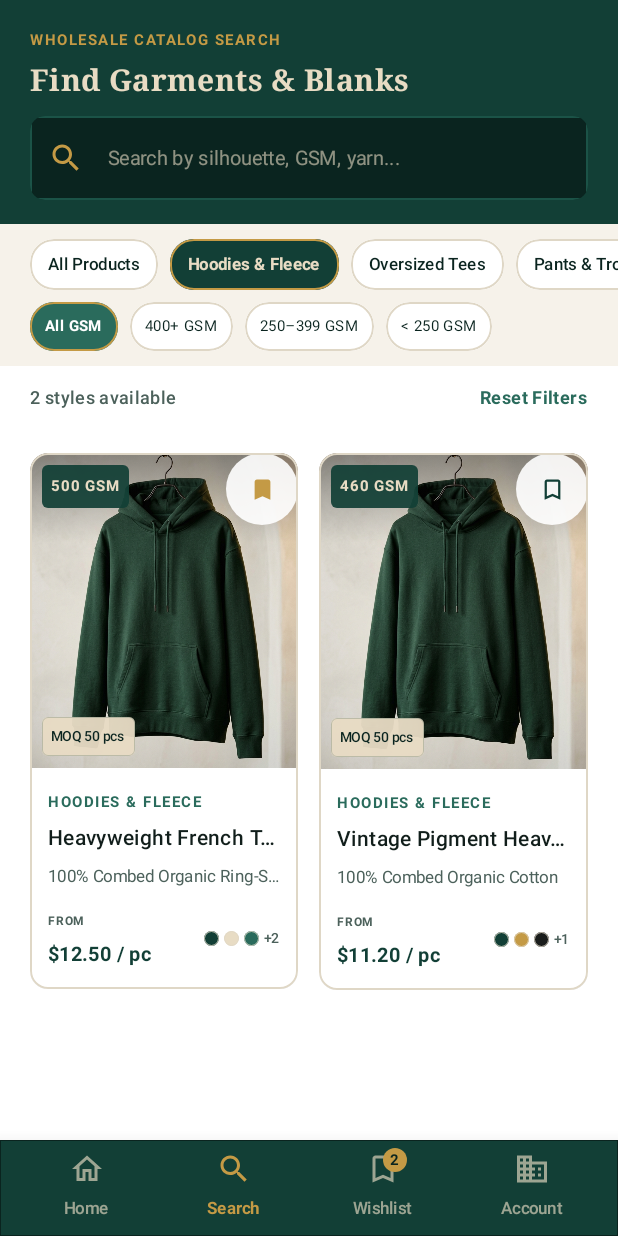
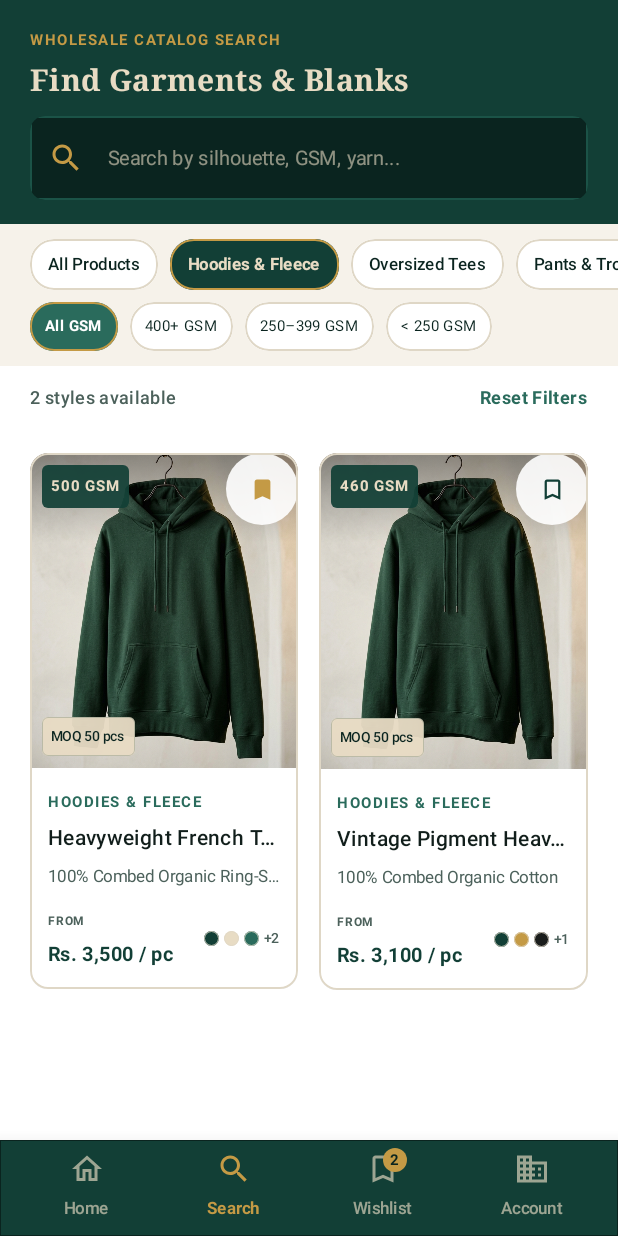
Before and after one commit to digoway50/Hui, an Android app built with Jetpack Compose: the screen it shows after launch (MainActivity), after a tap on "Hoodies & Fleece", on a phone screen of 412 x 824 dp. Run offline under Robolectric (Android 15) with nearby library versions, the light colour scheme and no system bars; 3 other taps on this screen came first.

Commit message:
feat: localize pricing to PKR
Update product pricing models and UI displays from USD to PKR. Adjust formatters to use local currency notation and remove unused UI dependencies.

```diff
--- a/app/src/main/java/com/example/data/ProductRepository.kt
+++ b/app/src/main/java/com/example/data/ProductRepository.kt
@@ -25,18 +25,18 @@ object ProductRepository {
             composition = "100% Combed Organic Ring-Spun Cotton",
             fit = "Oversized Boxy Silhouette / Dropped Shoulders",
             moq = 50,
-            basePrice = 19.50,
+            basePrice = 5400.0,
             pricingTiers = listOf(
-                PricingTier(50, 99, 19.50),
-                PricingTier(100, 249, 17.00),
-                PricingTier(250, 499, 14.80),
-                PricingTier(500, null, 12.50)
+                PricingTier(50, 99, 5400.0),
+                PricingTier(100, 249, 4750.0),
+                PricingTier(250, 499, 4100.0),
+                PricingTier(500, null, 3500.0)
             ),
             colors = listOf(pineGreen, warmLinen, sageGreen, washedBlack, vintageGold),
             sizes = listOf("S", "M", "L", "XL", "2XL"),
             defaultPackRatio = "1:2:2:1 per carton (24 pcs)",
             leadTime = "12–15 business days",
-            samplePrice = 40.00,
+            samplePrice = 11000.0,
             imageRes = R.drawable.img_hoodie_line,
             secondaryImageRes = R.drawable.img_hero_fashion,
             description = "Engineered specifically for high-end boutique apparel brands. Milled from ultra-dense 500 GSM combed French Terry cotton with a brushed interior. Features an oversized double-layered hood without drawstrings for an uncompromising minimalist look, heavy 2x2 ribbed cuffs, and blind hem stitching.",
@@ -62,18 +62,18 @@ object ProductRepository {
             composition = "100% Ring-Spun Combed Cotton",
             fit = "Drop-Shoulder Boxy Cut / Relaxed Width",
             moq = 50,
-            basePrice = 10.50,
+            basePrice = 2900.0,
             pricingTiers = listOf(
-                PricingTier(50, 99, 10.50),
-                PricingTier(100, 249, 8.80),
-                PricingTier(250, 499, 7.20),
-                PricingTier(500, null, 5.90)
+                PricingTier(50, 99, 2900.0),
+                PricingTier(100, 249, 2450.0),
+                PricingTier(250, 499, 2000.0),
+                PricingTier(500, null, 1650.0)
             ),
             colors = listOf(warmLinen, pineGreen, opticWhite, washedBlack, sageGreen),
             sizes = listOf("XS", "S", "M", "L", "XL", "2XL"),
             defaultPackRatio = "1:2:3:2:1 (S:M:L:XL:2XL)",
             leadTime = "10–12 business days",
-            samplePrice = 25.00,
+            samplePrice = 6800.0,
             imageRes = R.drawable.img_oversized_tee,
             secondaryImageRes = R.drawable.img_hero_fashion,
             description = "The cornerstone blank for premium streetwear labels. Milled at 280 GSM, this heavyweight t-shirt provides clean drape that maintains its architectural shape throughout wear. Features a tight, sturdy 1.25-inch ribbed collar that will never bacon or stretch.",
@@ -99,18 +99,18 @@ object ProductRepository {
             composition = "98% Heavy Cotton Twill, 2% Mechanical Stretch",
             fit = "Relaxed Tapered / Structured Silhouette",
             moq = 50,
-            basePrice = 26.00,
+            basePrice = 7200.0,
             pricingTiers = listOf(
-                PricingTier(50, 99, 26.00),
-                PricingTier(100, 249, 22.50),
-                PricingTier(250, 499, 19.80),
-                PricingTier(500, null, 17.00)
+                PricingTier(50, 99, 7200.0),
+                PricingTier(100, 249, 6250.0),
+                PricingTier(250, 499, 5500.0),
+                PricingTier(500, null, 4700.0)
             ),
             colors = listOf(sageGreen, pineGreen, warmLinen, washedBlack),
             sizes = listOf("30", "32", "34", "36", "38"),
             defaultPackRatio = "1:2:2:1 (30:32:34:36)",
             leadTime = "15–18 business days",
-            samplePrice = 50.00,
+            samplePrice = 14000.0,
             imageRes = R.drawable.img_cargo_trousers,
             secondaryImageRes = R.drawable.img_hero_fashion,
             description = "Elevated utilitarian workwear for modern streetwear brands. Designed with streamlined bellows pockets that lay completely flat when empty, darts at the knee for ergonomic drape, and an internal adjustable hem bungee.",
@@ -136,18 +136,18 @@ object ProductRepository {
             composition = "55% Natural French Flax Linen, 45% Combed Cotton",
             fit = "Relaxed Overshirt / Straight Hem",
             moq = 40,
-            basePrice = 24.50,
+            basePrice = 6800.0,
             pricingTiers = listOf(
-                PricingTier(40, 99, 24.50),
-                PricingTier(100, 249, 21.00),
-                PricingTier(250, 499, 18.50),
-                PricingTier(500, null, 15.80)
+                PricingTier(40, 99, 6800.0),
+                PricingTier(100, 249, 5800.0),
+                PricingTier(250, 499, 5100.0),
+                PricingTier(500, null, 4400.0)
             ),
             colors = listOf(warmLinen, sageGreen, pineGreen, opticWhite),
             sizes = listOf("S", "M", "L", "XL", "2XL"),
             defaultPackRatio = "1:2:2:1 (S:M:L:XL)",
             leadTime = "14–16 business days",
-            samplePrice = 45.00,
+            samplePrice = 12500.0,
             imageRes = R.drawable.img_cargo_trousers,
             secondaryImageRes = R.drawable.img_hero_fashion,
             description = "A versatile layering piece crafted from an artisanal flax and combed cotton weave. Delivers breathable structure, corozo nut button closures, and an understated flat-felled seam finish inside and out.",
@@ -173,18 +173,18 @@ object ProductRepository {
             composition = "100% Combed Organic Cotton",
             fit = "Slightly Cropped Boxy Streetwear Silhouette",
             moq = 50,
-            basePrice = 18.00,
+            basePrice = 4950.0,
             pricingTiers = listOf(
-                PricingTier(50, 99, 18.00),
-                PricingTier(100, 249, 15.50),
-                PricingTier(250, 499, 13.50),
-                PricingTier(500, null, 11.20)
+                PricingTier(50, 99, 4950.0),
+                PricingTier(100, 249, 4300.0),
+                PricingTier(250, 499, 3750.0),
+                PricingTier(500, null, 3100.0)
             ),
             colors = listOf(pineGreen, vintageGold, washedBlack, warmLinen),
             sizes = listOf("S", "M", "L", "XL", "2XL"),
             defaultPackRatio = "1:2:2:1 (S:M:L:XL)",
             leadTime = "12–15 business days",
-            samplePrice = 38.00,
+            samplePrice = 10500.0,
             imageRes = R.drawable.img_hoodie_line,
             secondaryImageRes = R.drawable.img_hero_fashion,
             description = "Authentic vintage wash aesthetic without sacrificing fabric durability. Crafted with heavy diagonal loopback terry, ribbed triangle gusset at the collar, and wide ribbing at the waist and cuffs.",
@@ -210,18 +210,18 @@ object ProductRepository {
             composition = "100% Long-Staple Cotton",
             fit = "Regular Relaxed / Dropped Hem",
             moq = 50,
-            basePrice = 13.50,
+            basePrice = 3750.0,
             pricingTiers = listOf(
-                PricingTier(50, 99, 13.50),
-                PricingTier(100, 249, 11.20),
-                PricingTier(250, 499, 9.50),
-                PricingTier(500, null, 8.00)
+                PricingTier(50, 99, 3750.0),
+                PricingTier(100, 249, 3100.0),
+                PricingTier(250, 499, 2650.0),
+                PricingTier(500, null, 2200.0)
             ),
             colors = listOf(warmLinen, opticWhite, pineGreen, washedBlack),
             sizes = listOf("S", "M", "L", "XL", "2XL"),
             defaultPackRatio = "1:2:2:1",
             leadTime = "10–14 business days",
-            samplePrice = 30.00,
+            samplePrice = 8500.0,
             imageRes = R.drawable.img_oversized_tee,
             secondaryImageRes = R.drawable.img_hero_fashion,
             description = "Essential thermal base layer with three-dimensional waffle texture for maximum insulation and breathability. Garment-washed for ultra-soft hand feel right out of the packaging.",
--- a/app/src/main/java/com/example/ui/components/FleexBrandHeader.kt
+++ b/app/src/main/java/com/example/ui/components/FleexBrandHeader.kt
@@ -1,16 +1,12 @@
 package com.example.ui.components
 
-import androidx.compose.foundation.Image
 import androidx.compose.foundation.background
-import androidx.compose.foundation.border
-import androidx.compose.foundation.clickable
 import androidx.compose.foundation.layout.Arrangement
 import androidx.compose.foundation.layout.Box
 import androidx.compose.foundation.layout.Column
 import androidx.compose.foundation.layout.Row
 import androidx.compose.foundation.layout.Spacer
 import androidx.compose.foundation.layout.fillMaxWidth
-import androidx.compose.foundation.layout.height
 import androidx.compose.foundation.layout.padding
 import androidx.compose.foundation.layout.size
 import androidx.compose.foundation.layout.statusBarsPadding
@@ -26,20 +22,15 @@ import androidx.compose.runtime.Composable
 import androidx.compose.ui.Alignment
 import androidx.compose.ui.Modifier
 import androidx.compose.ui.draw.clip
-import androidx.compose.ui.graphics.Color
-import androidx.compose.ui.layout.ContentScale
 import androidx.compose.ui.platform.testTag
-import androidx.compose.ui.res.painterResource
 import androidx.compose.ui.text.font.FontFamily
 import androidx.compose.ui.text.font.FontWeight
 import androidx.compose.ui.unit.dp
 import androidx.compose.ui.unit.sp
-import com.example.R
 import com.example.ui.theme.FleexCream
 import com.example.ui.theme.FleexGold
 import com.example.ui.theme.FleexPine
 import com.example.ui.theme.FleexPineDark
-import com.example.ui.theme.FleexSage
 
 @Composable
 fun FleexBrandHeader(
@@ -58,61 +49,31 @@ fun FleexBrandHeader(
             horizontalArrangement = Arrangement.SpaceBetween,
             verticalAlignment = Alignment.CenterVertically
         ) {
-            // Brand Logo & Subtitle
+            // Clean Branding Title without logo or domain
             Row(
                 verticalAlignment = Alignment.CenterVertically
             ) {
-                // Circular Monogram Icon
-                Box(
-                    modifier = Modifier
-                        .size(38.dp)
-                        .clip(RoundedCornerShape(8.dp))
-                        .background(FleexPineDark)
-                        .border(1.dp, FleexGold.copy(alpha = 0.5f), RoundedCornerShape(8.dp)),
-                    contentAlignment = Alignment.Center
-                ) {
-                    Image(
-                        painter = painterResource(id = R.drawable.img_app_icon),
-                        contentDescription = "Fleex Garments Logo",
-                        contentScale = ContentScale.Crop,
-                        modifier = Modifier.size(34.dp)
-                    )
-                }
-
-                Spacer(modifier = Modifier.width(12.dp))
-
-                Column {
-                    Row(verticalAlignment = Alignment.CenterVertically) {
                 Text(
                     text = "FLEEX",
                     color = FleexCream,
-                            fontSize = 20.sp,
+                    fontSize = 22.sp,
                     fontWeight = FontWeight.Bold,
                     fontFamily = FontFamily.Serif,
-                            letterSpacing = 2.sp
+                    letterSpacing = 2.5.sp
                 )
-                        Spacer(modifier = Modifier.width(6.dp))
+                Spacer(modifier = Modifier.width(8.dp))
                 Box(
                     modifier = Modifier
                         .clip(RoundedCornerShape(4.dp))
                         .background(FleexGold)
-                                .padding(horizontal = 5.dp, vertical = 2.dp)
+                        .padding(horizontal = 6.dp, vertical = 2.dp)
                 ) {
                     Text(
-                                text = "B2B WHOLESALE",
+                        text = "WHOLESALE",
                         color = FleexPineDark,
-                                fontSize = 8.sp,
+                        fontSize = 9.sp,
                         fontWeight = FontWeight.ExtraBold,
                         letterSpacing = 0.5.sp
-                            )
-                        }
-                    }
-                    Text(
-                        text = "FLEEXGARMENTS.COM",
-                        color = FleexCream.copy(alpha = 0.75f),
-                        fontSize = 9.sp,
-                        fontWeight = FontWeight.Medium,
-                        letterSpacing = 1.5.sp
                     )
                 }
             }
--- a/app/src/main/java/com/example/ui/components/ProductCard.kt
+++ b/app/src/main/java/com/example/ui/components/ProductCard.kt
@@ -213,7 +213,7 @@ fun ProductCard(
                             letterSpacing = 0.5.sp
                         )
                         Text(
-                            text = "$${String.format(Locale.US, "%.2f", lowestPrice)} / pc",
+                            text = "Rs. ${String.format(Locale.US, "%,.0f", lowestPrice)} / pc",
                             color = FleexPine,
                             fontSize = 13.sp,
                             fontWeight = FontWeight.Bold
--- a/app/src/main/java/com/example/ui/components/ProductLineSection.kt
+++ b/app/src/main/java/com/example/ui/components/ProductLineSection.kt
@@ -241,7 +241,7 @@ fun ProductLineCard(
                             fontWeight = FontWeight.Bold
                         )
                         Text(
-                            text = "$${String.format(Locale.US, "%.2f", lowest)} / pc",
+                            text = "Rs. ${String.format(Locale.US, "%,.0f", lowest)} / pc",
                             color = FleexGold,
                             fontSize = 15.sp,
                             fontWeight = FontWeight.Bold
--- a/app/src/main/java/com/example/ui/components/WhatsAppOrderSheet.kt
+++ b/app/src/main/java/com/example/ui/components/WhatsAppOrderSheet.kt
@@ -366,7 +366,7 @@ fun WhatsAppOrderSheet(
                 Spacer(modifier = Modifier.height(6.dp))
                 val needed = nextTier.minQty - orderQuantity
                 Text(
-                    text = "💡 Add $needed more pcs to unlock $${String.format(Locale.US, "%.2f", nextTier.pricePerUnit)}/pc rate!",
+                    text = "💡 Add $needed more pcs to unlock Rs. ${String.format(Locale.US, "%,.0f", nextTier.pricePerUnit)}/pc rate!",
                     color = FleexGold,
                     fontSize = 11.sp,
                     fontWeight = FontWeight.SemiBold
@@ -449,7 +449,7 @@ fun WhatsAppOrderSheet(
                             fontSize = 12.sp
                         )
                         Text(
-                            text = "$${String.format(Locale.US, "%.2f", unitPrice)} / unit",
+                            text = "Rs. ${String.format(Locale.US, "%,.0f", unitPrice)} / unit",
                             color = FleexGold,
                             fontSize = 13.sp,
                             fontWeight = FontWeight.Bold
@@ -493,7 +493,7 @@ fun WhatsAppOrderSheet(
                                 letterSpacing = 1.sp
                             )
                             Text(
-                                text = "$${String.format(Locale.US, "%,.2f", estimatedTotal)} USD",
+                                text = "Rs. ${String.format(Locale.US, "%,.0f", estimatedTotal)} PKR",
                                 color = FleexCream,
                                 fontSize = 20.sp,
                                 fontWeight = FontWeight.Bold,
--- a/app/src/main/java/com/example/ui/screens/AccountScreen.kt
+++ b/app/src/main/java/com/example/ui/screens/AccountScreen.kt
@@ -335,7 +335,7 @@ fun AccountScreen(
                     )
                     FaqCard(
                         question = "How does Sampling work?",
-                        answer = "Single fit & fabric sample pieces are dispatched via DHL Express in 5–7 business days ($25–$50/piece depending on silhouette). 100% of sample fees are credited toward your subsequent bulk run."
+                        answer = "Single fit & fabric sample pieces are dispatched via DHL Express in 5–7 business days (Rs. 7,000–Rs. 14,000/piece depending on silhouette). 100% of sample fees are credited toward your subsequent bulk run."
                     )
                     FaqCard(
                         question = "What Private Labeling options are provided?",
@@ -375,7 +375,7 @@ fun AccountScreen(
                         }
                         Spacer(modifier = Modifier.height(10.dp))
                         Text(
-                            text = "Fleex Garments International Ltd. • All orders verified under fleexgarments.com wholesale charter.",
+                            text = "Fleex Garments International Ltd. • All orders verified under Fleex Wholesale charter.",
                             color = FleexTextSecondary,
                             fontSize = 10.sp,
                             textAlign = androidx.compose.ui.text.style.TextAlign.Center,
--- a/app/src/main/java/com/example/ui/screens/HomeScreen.kt
+++ b/app/src/main/java/com/example/ui/screens/HomeScreen.kt
@@ -121,7 +121,7 @@ fun HomeScreen(
                 FullHeroSection(
                     onExploreClick = { selectedCategory = ProductCategory.ALL },
                     onWhatsAppInquiry = {
-                        val message = "Hello Fleex Garments Wholesale Team! I am reviewing your wholesale catalog on fleexgarments.com and would like to request the 2026 digital line-sheet and sample price list."
+                        val message = "Hello Fleex Garments Wholesale Team! I am reviewing your wholesale catalog and would like to request the 2026 digital line-sheet and sample price list in PKR."
                         WhatsAppOrderHelper.launchWhatsApp(context, message)
                     }
                 )
--- a/app/src/main/java/com/example/ui/screens/WishlistScreen.kt
+++ b/app/src/main/java/com/example/ui/screens/WishlistScreen.kt
@@ -305,7 +305,7 @@ fun WishlistScreen(
                                     verticalAlignment = Alignment.CenterVertically
                                 ) {
                                     Text(
-                                        text = "From $${String.format(Locale.US, "%.2f", product.pricingTiers.last().pricePerUnit)}/pc",
+                                        text = "From Rs. ${String.format(Locale.US, "%,.0f", product.pricingTiers.last().pricePerUnit)}/pc",
                                         color = FleexGold,
                                         fontSize = 12.sp,
                                         fontWeight = FontWeight.Bold
```
Also changed, not shown: app/src/main/java/com/example/ui/screens/ProductDetailScreen.kt (+6 -6 lines), app/src/main/java/com/example/util/WhatsAppOrderHelper.kt (+13 -9 lines), 4 other files. Lines whose indentation alone changed are shown as unchanged.
